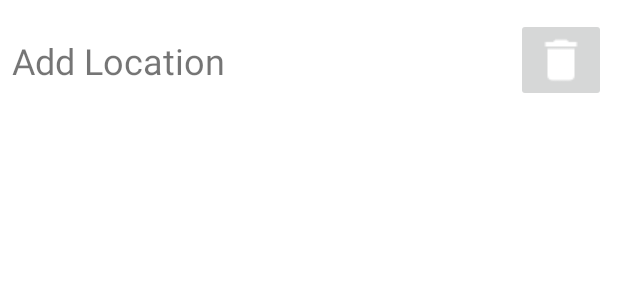
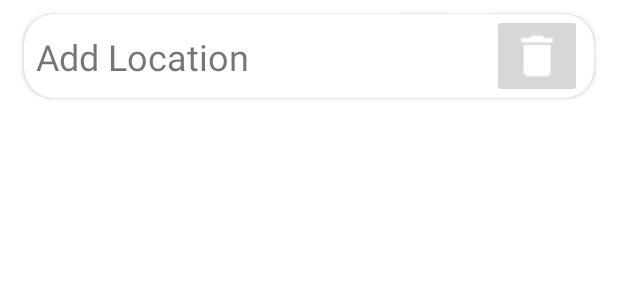
Before and after one commit to RichardKlem/TAMa, an Android app: the layout location_on_main.xml on its own in the app's theme, with its tools: preview values and no code run, on a phone screen of 412 x 824 dp. Shown: the top 300 px of the screen. Run offline under Robolectric (Android 15) with nearby library versions, the light colour scheme and no system bars.

Commit message:
card view for locations

```diff
--- a/app/src/main/res/layout/fragment_location.xml
+++ b/app/src/main/res/layout/fragment_location.xml
@@ -11,9 +11,7 @@
         android:id="@+id/rvLocationItems"
         android:layout_width="match_parent"
         android:layout_height="0dp"
-        android:layout_marginStart="32dp"
         android:layout_marginTop="32dp"
-        android:layout_marginEnd="32dp"
         android:layout_marginBottom="32dp"
         app:layout_constraintBottom_toBottomOf="parent"
         app:layout_constraintEnd_toEndOf="parent"
--- a/app/src/main/res/layout/location_on_main.xml
+++ b/app/src/main/res/layout/location_on_main.xml
@@ -1,9 +1,23 @@
 <?xml version="1.0" encoding="utf-8"?>
 <androidx.constraintlayout.widget.ConstraintLayout xmlns:android="http://schemas.android.com/apk/res/android"
     xmlns:app="http://schemas.android.com/apk/res-auto"
-    xmlns:tools="http://schemas.android.com/tools"
     android:layout_width="match_parent"
-    android:layout_height="80dp">
+    android:layout_height="wrap_content">
+<!--    android:layout_height="80dp">-->
+
+    <androidx.cardview.widget.CardView
+        android:layout_width="0dp"
+        android:layout_height="match_parent"
+        android:layout_marginStart="8dp"
+        android:layout_marginEnd="8dp"
+        app:cardCornerRadius="20dp"
+        app:cardUseCompatPadding="true"
+        app:layout_constraintEnd_toEndOf="parent"
+        app:layout_constraintStart_toStartOf="parent">
+
+        <androidx.constraintlayout.widget.ConstraintLayout
+            android:layout_width="match_parent"
+            android:layout_height="match_parent">
 
             <TextView
                 android:id="@+id/tvLocation"
@@ -24,10 +38,13 @@
                 android:layout_width="wrap_content"
                 android:layout_height="wrap_content"
                 android:layout_marginEnd="8dp"
+                android:contentDescription="@string/delete_location"
                 app:layout_constraintBottom_toBottomOf="parent"
-        android:contentDescription="@string/delete_location"
                 app:layout_constraintEnd_toEndOf="parent"
                 app:layout_constraintTop_toTopOf="parent"
                 app:srcCompat="@drawable/delete" />
+        </androidx.constraintlayout.widget.ConstraintLayout>
+
+    </androidx.cardview.widget.CardView>
 
 </androidx.constraintlayout.widget.ConstraintLayout>
```
Lines whose indentation alone changed are shown as unchanged.
